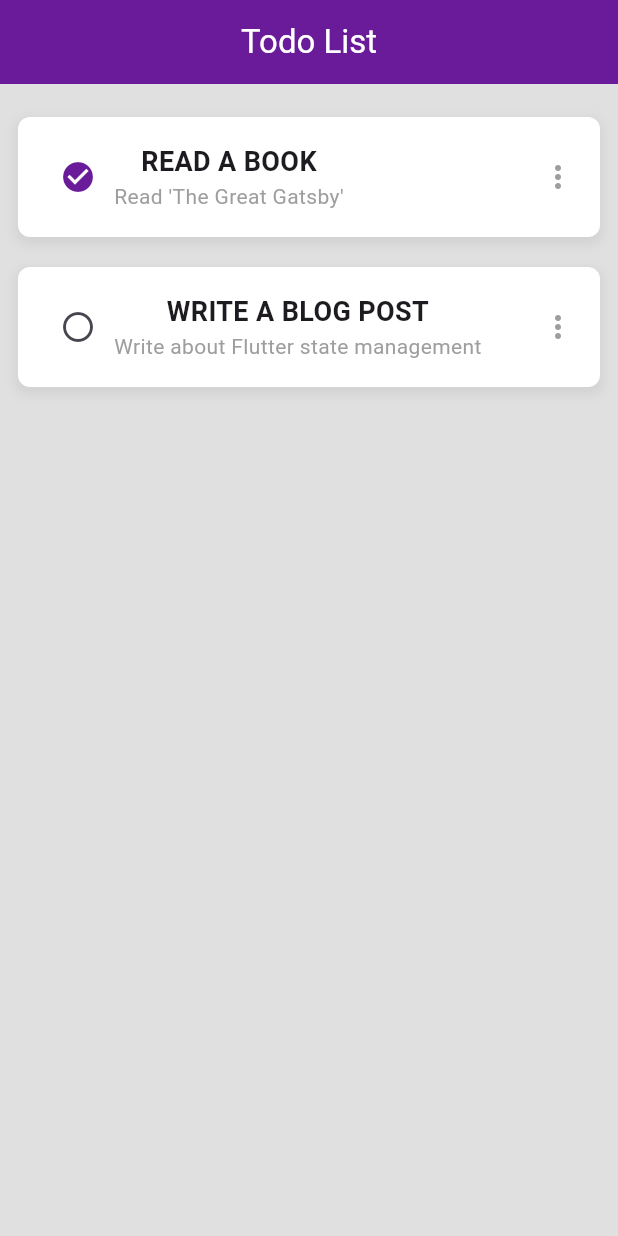
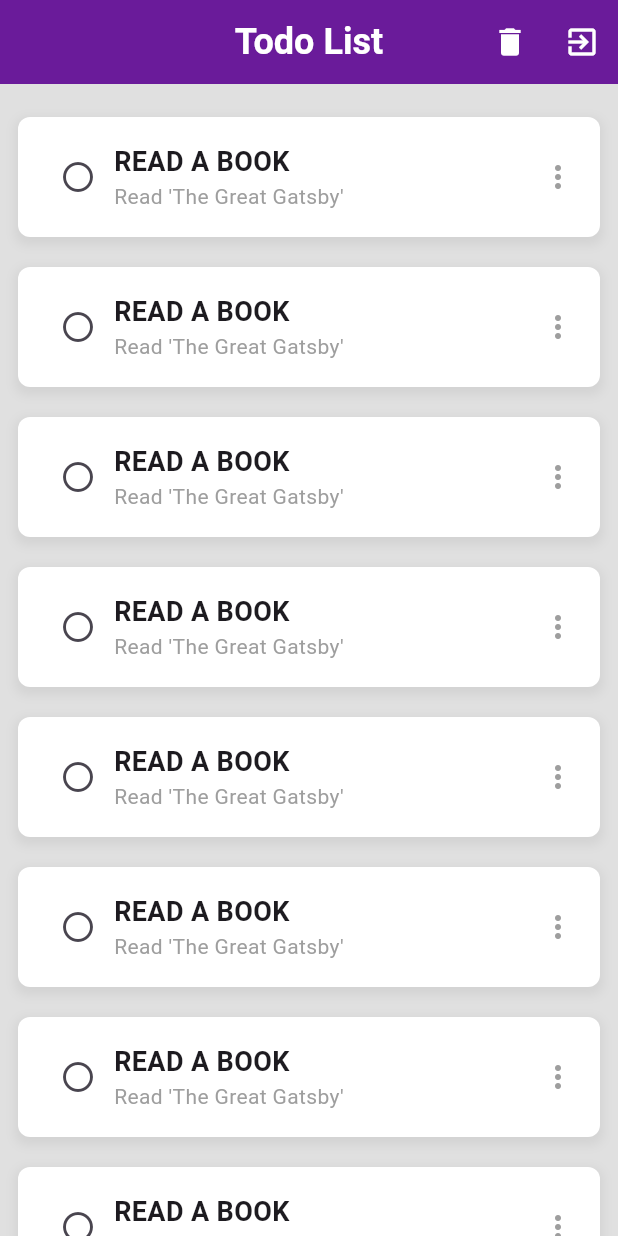
Before and after one commit to Yassinbassam11/Todo_Mobile_App, a Flutter app: the TodoScreen screen opened directly, on a phone screen of 412 x 824 dp. Run offline on Flutter 3.47's test engine with Material 3 defaults, Android fonts, the phone set to English and light mode, and no system bars; our stand-ins replace firebase_auth, firebase_core; accounts and stored records are empty.

Commit message:
Implement user authentication flow and enhance UI components
- Update main.dart to navigate to TodoScreen if user is authenticated.
- Modify TodoScreen to include sign-out functionality and improved UI elements.
- Adjust TaskWidget layout for better alignment.

```diff
--- a/lib/screens/todo_screen.dart
+++ b/lib/screens/todo_screen.dart
@@ -1,4 +1,6 @@
+import 'package:firebase_auth/firebase_auth.dart';
 import 'package:flutter/material.dart';
+import 'package:todo_starter/screens/signin_screen.dart';
 import 'package:todo_starter/widgets/task.dart';
 
 class TodoScreen extends StatelessWidget {
@@ -9,27 +11,70 @@ class TodoScreen extends StatelessWidget {
     return Scaffold(
       backgroundColor: Colors.grey[300],
       appBar: AppBar(
-        title: Text('Todo List', style: TextStyle(color: Colors.white)),
+        title: Text(
+          'Todo List',
+          style: TextStyle(
+            color: Colors.white,
+            fontWeight: FontWeight.bold,
+            fontSize: 24,
+          ),
+        ),
         centerTitle: true,
         backgroundColor: Colors.purple[800],
         foregroundColor: Colors.white,
+        actions: [
+          IconButton(
+            icon: Icon(Icons.delete),
+            onPressed: () {
+              // Add delete task logic here
+            },
+          ),
+          IconButton(
+            icon: Icon(Icons.exit_to_app),
+            onPressed: () async {
+              // Add new task logic here
+              try {
+                // Sign out the user
+                await FirebaseAuth.instance.signOut();
+                Navigator.pushAndRemoveUntil(
+                  context,
+                  MaterialPageRoute(builder: (context) => SigninScreen()),
+                  (route) => false,
+                ); // Navigate back to sign-in screen
+              } catch (e) {
+                print("Error signing out: $e");
+              }
+            },
+          ),
+        ],
       ),
       body: Center(
         child: SafeArea(
-          child: Column(
-            children: [
-              SizedBox(height: 12),
-              TaskWidget(
-                title: "Read a book",
-                description: "Read 'The Great Gatsby'",
-                status: TaskStatus.completed,
-              ),
-              TaskWidget(
-                title: "Write a blog post",
-                description: "Write about Flutter state management",
-                status: TaskStatus.pending,
-              ),
-            ],
+          child: ListView.separated(
+            padding: EdgeInsets.only(top: 12),
+            //physics: ClampingScrollPhysics(),
+            separatorBuilder: (context, index) => SizedBox(height: 0),
+            itemCount: 10, // Example count, replace with your task list length
+            itemBuilder: (context, index) => TaskWidget(
+              title: "Read a book",
+              description: "Read 'The Great Gatsby'",
+              //status: TaskStatus.completed,
+            ),
+            // child: Column(
+            //   children: [
+            //     SizedBox(height: 12),
+            //     TaskWidget(
+            //       title: "Read a book",
+            //       description: "Read 'The Great Gatsby'",
+            //       status: TaskStatus.completed,
+            //     ),
+            //     TaskWidget(
+            //       title: "Write a blog post",
+            //       description: "Write about Flutter state management",
+            //       status: TaskStatus.pending,
+            //     ),
+            //   ],
+            // ),
           ),
         ),
       ),
--- a/lib/widgets/task.dart
+++ b/lib/widgets/task.dart
@@ -59,6 +59,7 @@ class _TaskWidgetState extends State<TaskWidget> {
                 : Icon(Icons.circle_outlined),
           ),
           Column(
+            crossAxisAlignment: CrossAxisAlignment.start,
             children: [
               Text(
                 widget.title.toUpperCase(),
```
Also changed, not shown: lib/main.dart (+6 -2 lines).
